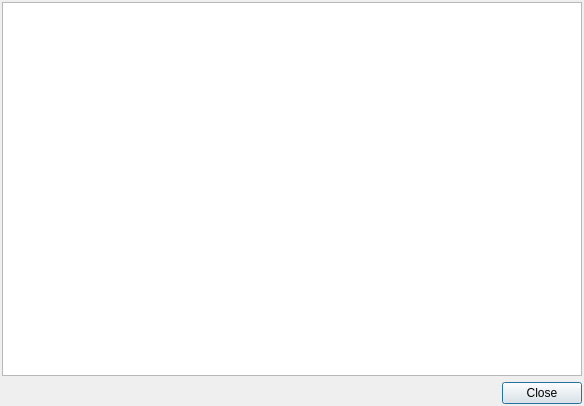
Old version of the form src/plugins/certmgr/acceptedrejecteddialog.ui in the repository 0xd34df00d/leechcraft.
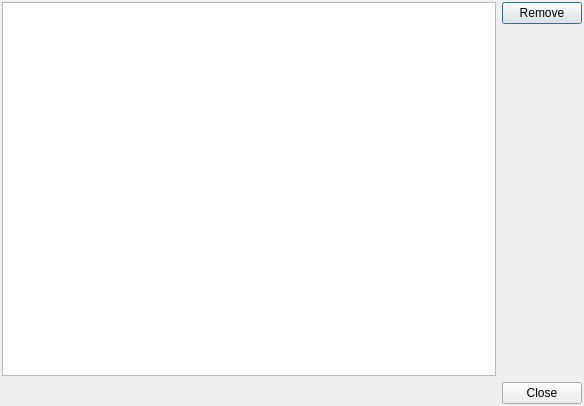
New version of the form. Icons and pictures are not drawn.

Commit message: [CertMgr] Support removing the exceptions.

```diff
--- a/src/plugins/certmgr/acceptedrejecteddialog.ui
+++ b/src/plugins/certmgr/acceptedrejecteddialog.ui
@@ -13,16 +13,47 @@
   <property name="windowTitle">
    <string>Accepted and rejected SSL errors</string>
   </property>
-  <layout class="QVBoxLayout" name="verticalLayout">
+  <layout class="QVBoxLayout" name="verticalLayout_2">
    <property name="margin">
     <number>2</number>
    </property>
    <item>
+    <layout class="QHBoxLayout" name="horizontalLayout">
+     <item>
     <widget class="QTreeView" name="View_">
      <property name="rootIsDecorated">
       <bool>false</bool>
      </property>
     </widget>
+     </item>
+     <item>
+      <layout class="QVBoxLayout" name="verticalLayout">
+       <item>
+        <widget class="QPushButton" name="RemoveButton_">
+         <property name="text">
+          <string>Remove</string>
+         </property>
+         <property name="icon">
+          <iconset theme="list-remove"/>
+         </property>
+        </widget>
+       </item>
+       <item>
+        <spacer name="verticalSpacer">
+         <property name="orientation">
+          <enum>Qt::Vertical</enum>
+         </property>
+         <property name="sizeHint" stdset="0">
+          <size>
+           <width>20</width>
+           <height>40</height>
+          </size>
+         </property>
+        </spacer>
+       </item>
+      </layout>
+     </item>
+    </layout>
    </item>
    <item>
     <widget class="QDialogButtonBox" name="buttonBox">
```
Left out of the diff: 3 changed lines with no effect on the pictures. Lines whose indentation alone changed are shown as unchanged. The commit also changes 2 other files.
